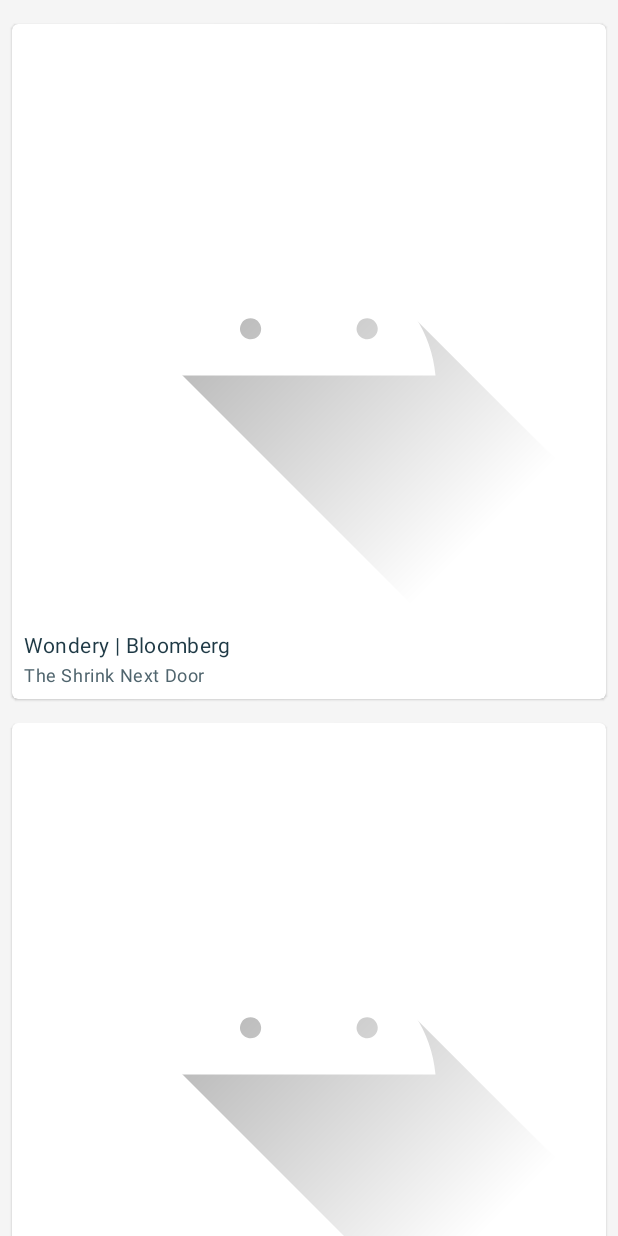
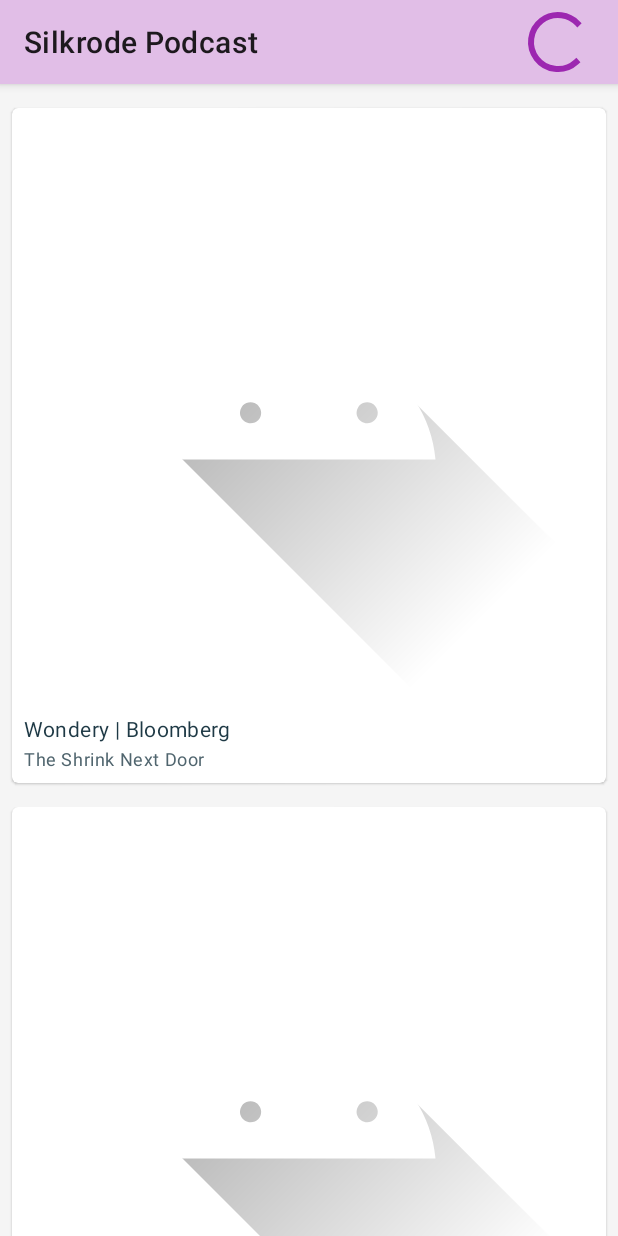
Before and after one commit to IvanClair/Silkrode, an Android app: the layout fragment_podcast_list.xml on its own in the app's theme, with its tools: preview values and no code run, on a phone screen of 412 x 824 dp. Run offline under Robolectric (Android 15) with nearby library versions, the phone set to English and light mode, and no system bars.

Commit message:
story-7 refactor podcast list

```diff
--- a/Silkrode/app/src/main/java/personal/ivan/silkrode/navigation/podcast/viewmodel/PodcastViewModel.kt
+++ b/Silkrode/app/src/main/java/personal/ivan/silkrode/navigation/podcast/viewmodel/PodcastViewModel.kt
@@ -1,6 +1,5 @@
 package personal.ivan.silkrode.navigation.podcast.viewmodel
 
-import androidx.annotation.StringRes
 import androidx.lifecycle.AndroidViewModel
 import androidx.lifecycle.LiveData
 import androidx.lifecycle.MutableLiveData
@@ -27,7 +26,4 @@ class PodcastViewModel @Inject constructor(
             if (result == null) apiFail.value = true
             apiLoading.value = false
         }
-
-    // UI
-    val toolbarTitle: MutableLiveData<String> = MutableLiveData()
 }
--- a/Silkrode/app/src/main/res/layout/fragment_podcast_list.xml
+++ b/Silkrode/app/src/main/res/layout/fragment_podcast_list.xml
@@ -1,12 +1,45 @@
 <?xml version="1.0" encoding="utf-8"?>
-<androidx.recyclerview.widget.RecyclerView xmlns:android="http://schemas.android.com/apk/res/android"
+<androidx.constraintlayout.widget.ConstraintLayout xmlns:android="http://schemas.android.com/apk/res/android"
     xmlns:app="http://schemas.android.com/apk/res-auto"
     xmlns:tools="http://schemas.android.com/tools"
+    android:layout_width="match_parent"
+    android:layout_height="match_parent">
+
+    <!--  App Bar  -->
+    <com.google.android.material.appbar.AppBarLayout
+        android:id="@+id/app_bar_layout"
+        android:layout_width="match_parent"
+        android:layout_height="wrap_content"
+        app:layout_constraintEnd_toEndOf="parent"
+        app:layout_constraintStart_toStartOf="parent"
+        app:layout_constraintTop_toTopOf="parent">
+
+        <com.google.android.material.appbar.MaterialToolbar
+            android:id="@+id/toolbar"
+            android:layout_width="match_parent"
+            android:layout_height="?attr/actionBarSize"
+            app:title="@string/title_podcast">
+
+            <ProgressBar
+                android:id="@+id/progress_bar_loading"
+                android:layout_width="wrap_content"
+                android:layout_height="wrap_content"
+                android:layout_gravity="end|center_vertical"
+                android:layout_marginEnd="16dp" />
+        </com.google.android.material.appbar.MaterialToolbar>
+    </com.google.android.material.appbar.AppBarLayout>
+
+    <!--  Podcast List  -->
+    <androidx.recyclerview.widget.RecyclerView
         android:id="@+id/recycler_view_podcast"
         android:layout_width="match_parent"
-    android:layout_height="match_parent"
+        android:layout_height="0dp"
         android:clipToPadding="false"
         android:paddingBottom="16dp"
         app:layoutManager="androidx.recyclerview.widget.GridLayoutManager"
+        app:layout_constraintBottom_toBottomOf="parent"
+        app:layout_constraintStart_toStartOf="parent"
+        app:layout_constraintTop_toBottomOf="@+id/app_bar_layout"
         tools:itemCount="2"
         tools:listitem="@layout/vh_podcast" />
+</androidx.constraintlayout.widget.ConstraintLayout>
```
Also changed, not shown: Silkrode/app/src/main/java/personal/ivan/silkrode/navigation/podcast/view/PodcastActivity.kt (+0 -45 lines), Silkrode/app/src/main/java/personal/ivan/silkrode/navigation/podcast/view/fragment/pod_cast_list/PodcastListFragment.kt (+42 -4 lines), Silkrode/app/src/main/java/personal/ivan/silkrode/navigation/podcast/viewmodel/PodcastViewModelExtension.kt (+0 -11 lines), Silkrode/app/src/main/res/layout/activity_podcast.xml (+6 -40 lines). Lines whose indentation alone changed are shown as unchanged.
